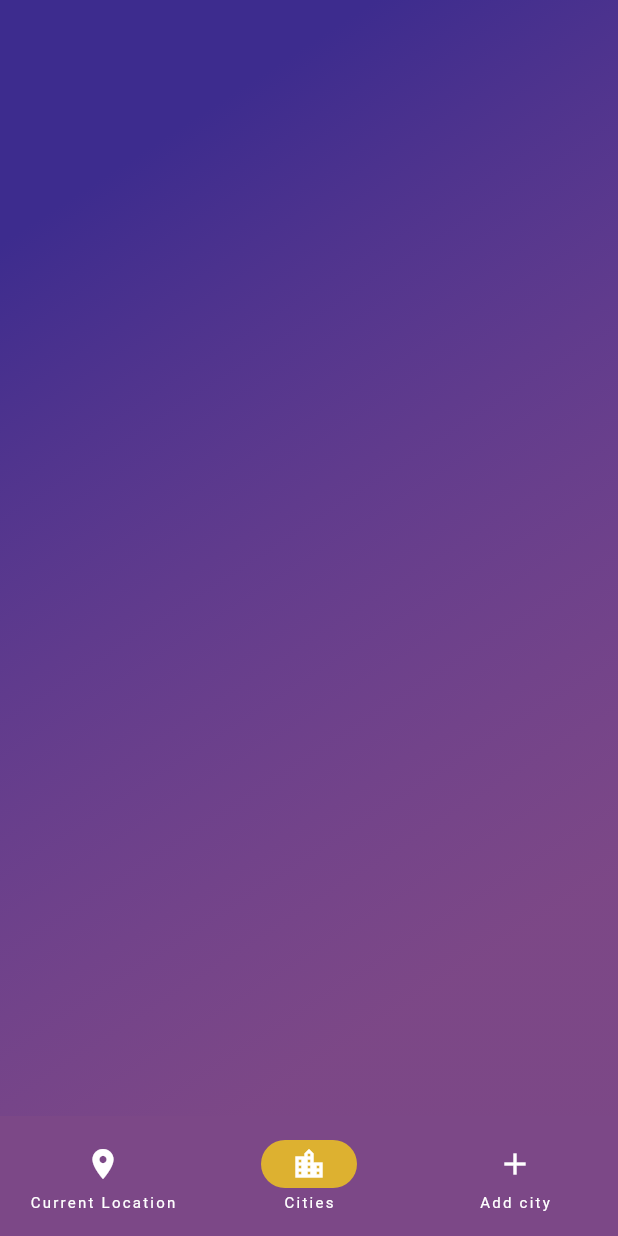
After one commit to rahmamagdi82/Weather_app, a Flutter app: the screen it shows after launch, on a phone screen of 412 x 824 dp. The commit adds this screen. Run offline on Flutter 3.47's test engine with Material 2 defaults, Android fonts, the phone set to English and light mode, and no system bars; our stand-ins replace go_router, lottie.

Commit message:
add bottom nav bar

```diff
--- a/lib/core/utiles/resources/color_manager.dart
+++ b/lib/core/utiles/resources/color_manager.dart
@@ -6,6 +6,8 @@ class ColorManager{
   static Color black = const Color(0xff000000);
   static Color white = const Color(0xffFFFFFF);
 
+  static Color yellow = const Color(0xFFDDB130);
+
   static Gradient backgroundGradient = LinearGradient(
     begin: const Alignment(-0.76, -0.65),
     end: const Alignment(0.76, 0.65),
--- a/lib/core/utiles/router_manager.dart
+++ b/lib/core/utiles/router_manager.dart
@@ -1,23 +1,85 @@
+import 'package:flutter/material.dart';
 import 'package:go_router/go_router.dart';
+import 'package:weather/features/home/presentation/views/scaffold_with_nav_bar.dart';
+import 'package:weather/features/home/presentation/views/widgets/home_view_body.dart';
 
-import '../../features/splash/presentation/views/home_view.dart';
+import '../../features/home/presentation/views/widgets/add_city_view_body.dart';
+import '../../features/home/presentation/views/widgets/current_location_view_body.dart';
 import '../../features/splash/presentation/views/splash_view.dart';
 
+final _rootNavigatorKey = GlobalKey<NavigatorState>();
+final _shellNavigatorAKey = GlobalKey<NavigatorState>(debugLabel: 'shellA');
+final _shellNavigatorBKey = GlobalKey<NavigatorState>(debugLabel: 'shellB');
+final _shellNavigatorCKey = GlobalKey<NavigatorState>(debugLabel: 'shellC');
 
 abstract class AppRouter {
   static const homeViewPath = '/homeView';
+  static const currentLocationViewPath = '/currentLocationView';
+
+  static const addCityViewPath = '/addCityView';
+
+  static const scaffoldWithNavBarViewPath = '/scaffoldWithNavBarView';
+
+
 
   static final router = GoRouter(
     debugLogDiagnostics: true,
+    navigatorKey: _rootNavigatorKey,
     routes: [
       GoRoute(
         path: '/',
         builder: (context, state) => const SplashView(),
       ),
-      GoRoute(
-        path: homeViewPath,
-        builder: (context, state) => const HomeView(),
+
+      StatefulShellRoute.indexedStack(
+        builder: (context, state, navigationShell) {
+          // the UI shell
+          return ScaffoldWithNavBar(
+              navigationShell: navigationShell);
+        },
+        branches: [
+          // first branch (A)
+          StatefulShellBranch(
+            navigatorKey: _shellNavigatorAKey,
+            routes: [
+              // top route inside branch
+              GoRoute(
+                  path: currentLocationViewPath,
+                  pageBuilder: (context, state) =>  const NoTransitionPage(
+                    child: CurrentLocationViewBody(),
+                  ),
+              ),
+            ],
+          ),
+          // second branch (B)
+          StatefulShellBranch(
+            navigatorKey: _shellNavigatorBKey,
+            routes: [
+              // top route inside branch
+              GoRoute(
+                  path: homeViewPath,
+                  pageBuilder: (context, state) => const NoTransitionPage(
+                    child: HomeViewBody(),
+                  ),
+              ),
+            ],
+          ),
+          // second branch (C)
+          StatefulShellBranch(
+            navigatorKey: _shellNavigatorCKey,
+            routes: [
+              // top route inside branch
+              GoRoute(
+                path: addCityViewPath,
+                pageBuilder: (context, state) => const NoTransitionPage(
+                  child: AddCityViewBody(),
+                ),
+              ),
+            ],
+          ),
+        ],
       ),
+
     ],
   );
 }
--- /dev/null
+++ b/lib/core/widgets/custom_bottom_nav_bar.dart
@@ -0,0 +1,28 @@
+import 'package:flutter/material.dart';
+
+import '../utiles/resources/color_manager.dart';
+import 'navigation_destination.dart';
+
+class CustomBottomNavBar extends StatelessWidget {
+  const CustomBottomNavBar({super.key, required this.currentIndex, this.goBranch});
+
+  final int currentIndex;
+  final void Function(int)? goBranch;
+
+  @override
+  Widget build(BuildContext context) {
+    return NavigationBar(
+      elevation: 0.0,
+      backgroundColor: ColorManager.lightMove,
+      selectedIndex: currentIndex,
+      // labelBehavior: NavigationDestinationLabelBehavior.alwaysHide,
+      indicatorColor: ColorManager.yellow,
+      destinations: const [
+        CustomNavigationDestination(label: 'Current Location', icon: Icons.location_on,),
+        CustomNavigationDestination(label: 'Cities', icon: Icons.location_city,),
+        CustomNavigationDestination(label: 'Add city', icon: Icons.add,),
+      ],
+      onDestinationSelected: goBranch,
+    );
+  }
+}
--- /dev/null
+++ b/lib/core/widgets/navigation_destination.dart
@@ -0,0 +1,14 @@
+import 'package:flutter/material.dart';
+
+import '../utiles/resources/color_manager.dart';
+
+class CustomNavigationDestination extends StatelessWidget {
+  const CustomNavigationDestination({super.key, required this.label, required this.icon});
+
+  final String label;
+  final IconData icon;
+  @override
+  Widget build(BuildContext context) {
+    return NavigationDestination(label: label, icon: Icon(icon,color: ColorManager.white,),);
+  }
+}
--- /dev/null
+++ b/lib/features/home/presentation/views/scaffold_with_nav_bar.dart
@@ -0,0 +1,27 @@
+import 'package:flutter/material.dart';
+import 'package:go_router/go_router.dart';
+
+import '../../../../core/widgets/custom_bottom_nav_bar.dart';
+
+class ScaffoldWithNavBar extends StatelessWidget {
+  const ScaffoldWithNavBar({
+    Key? key,
+    required this.navigationShell,
+  }) : super(key: key ?? const ValueKey('ScaffoldWithNestedNavigation'));
+
+  final StatefulNavigationShell navigationShell;
+
+  void _goBranch(int index) {
+    navigationShell.goBranch(
+      index,
+      initialLocation: index == navigationShell.currentIndex,
+    );
+  }
+  @override
+  Widget build(BuildContext context) {
+    return Scaffold(
+      body: navigationShell,
+      bottomNavigationBar: CustomBottomNavBar(currentIndex: navigationShell.currentIndex, goBranch: _goBranch),
+    );
+  }
+}
--- /dev/null
+++ b/lib/features/home/presentation/views/widgets/add_city_view_body.dart
@@ -0,0 +1,16 @@
+import 'package:flutter/material.dart';
+
+import '../../../../../core/utiles/resources/color_manager.dart';
+
+class AddCityViewBody extends StatelessWidget {
+  const AddCityViewBody({super.key});
+
+  @override
+  Widget build(BuildContext context) {
+    return Container(
+      decoration: BoxDecoration(
+        gradient: ColorManager.backgroundGradient
+    ),
+    );
+  }
+}
--- /dev/null
+++ b/lib/features/home/presentation/views/widgets/current_location_view_body.dart
@@ -0,0 +1,16 @@
+import 'package:flutter/material.dart';
+
+import '../../../../../core/utiles/resources/color_manager.dart';
+
+class CurrentLocationViewBody extends StatelessWidget {
+  const CurrentLocationViewBody({super.key});
+
+  @override
+  Widget build(BuildContext context) {
+    return Container(
+      decoration: BoxDecoration(
+          gradient: ColorManager.backgroundGradient
+      ),
+    );
+  }
+}
--- /dev/null
+++ b/lib/features/home/presentation/views/widgets/home_view_body.dart
@@ -0,0 +1,15 @@
+import 'package:flutter/material.dart';
+import 'package:weather/core/utiles/resources/color_manager.dart';
+
+class HomeViewBody extends StatelessWidget {
+  const HomeViewBody({super.key});
+
+  @override
+  Widget build(BuildContext context) {
+    return Container(
+      decoration: BoxDecoration(
+        gradient: ColorManager.backgroundGradient
+      ),
+    );
+  }
+}
--- a/lib/features/splash/presentation/views/home_view.dart
+++ /dev/null
@@ -1,10 +0,0 @@
-import 'package:flutter/material.dart';
-
-class HomeView extends StatelessWidget {
-  const HomeView({super.key});
-
-  @override
-  Widget build(BuildContext context) {
-    return Container();
-  }
-}
--- a/lib/main.dart
+++ b/lib/main.dart
@@ -15,6 +15,7 @@ class MyApp extends StatelessWidget {
     return MaterialApp.router(
       debugShowCheckedModeBanner: false,
       routerConfig:  AppRouter.router,
+      theme: ThemeData.dark(),
     );
   }
 }
```
